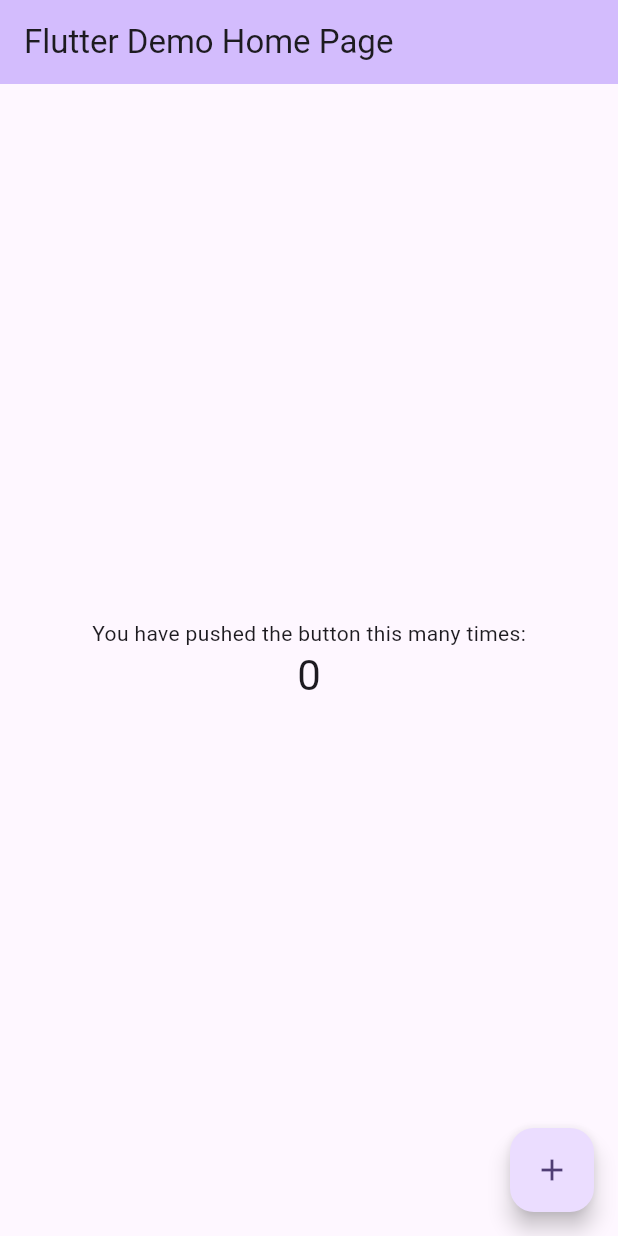
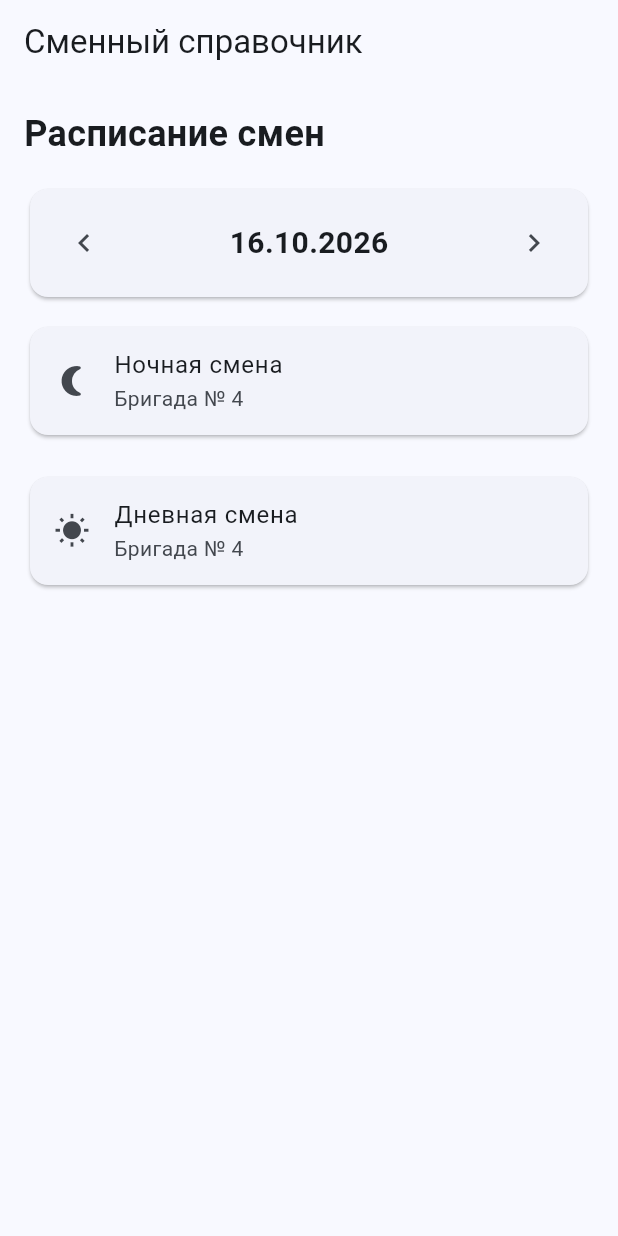
Before and after one commit to SergeiKirillov/srb, a Flutter app: the screen it shows after launch, on a phone screen of 412 x 824 dp. Run offline on Flutter 3.47's test engine with Material 3 defaults, Android fonts, the phone set to English and light mode, and no system bars.

Commit message:
16.10.2026 19:19

```diff
--- a/lib/main.dart
+++ b/lib/main.dart
@@ -1,122 +1,139 @@
 import 'package:flutter/material.dart';
 
 void main() {
-  runApp(const MyApp());
+  runApp(const SRBApp());
 }
 
-class MyApp extends StatelessWidget {
-  const MyApp({super.key});
+class SRBApp extends StatelessWidget {
+  const SRBApp({super.key});
 
-  // This widget is the root of your application.
   @override
   Widget build(BuildContext context) {
     return MaterialApp(
-      title: 'Flutter Demo',
+      title: 'Сменный справочник',
+      debugShowCheckedModeBanner: false,
       theme: ThemeData(
-        // This is the theme of your application.
-        //
-        // TRY THIS: Try running your application with "flutter run". You'll see
-        // the application has a purple toolbar. Then, without quitting the app,
-        // try changing the seedColor in the colorScheme below to Colors.green
-        // and then invoke "hot reload" (save your changes or press the "hot
-        // reload" button in a Flutter-supported IDE, or press "r" if you used
-        // the command line to start the app).
-        //
-        // Notice that the counter didn't reset back to zero; the application
-        // state is not lost during the reload. To reset the state, use hot
-        // restart instead.
-        //
-        // This works for code too, not just values: Most code changes can be
-        // tested with just a hot reload.
-        colorScheme: .fromSeed(seedColor: Colors.deepPurple),
+        colorScheme: .fromSeed(seedColor: Colors.blue),
+        useMaterial3: true,
       ),
-      home: const MyHomePage(title: 'Flutter Demo Home Page'),
+      home: const HomePage(),
     );
   }
 }
 
-class MyHomePage extends StatefulWidget {
-  const MyHomePage({super.key, required this.title});
-
-  // This widget is the home page of your application. It is stateful, meaning
-  // that it has a State object (defined below) that contains fields that affect
-  // how it looks.
-
-  // This class is the configuration for the state. It holds the values (in this
-  // case the title) provided by the parent (in this case the App widget) and
-  // used by the build method of the State. Fields in a Widget subclass are
-  // always marked "final".
-
-  final String title;
+class HomePage extends StatefulWidget {
+  const HomePage({super.key});
 
   @override
-  State<MyHomePage> createState() => _MyHomePageState();
+  State<HomePage> createState() => _HomePageState();
 }
 
-class _MyHomePageState extends State<MyHomePage> {
-  int _counter = 0;
+class _HomePageState extends State<HomePage>{
+  //DateTime selectDate = DateTime(2026,1,1);
+  DateTime selectDate = DateTime.now();
 
-  void _incrementCounter() {
+  int getNightBrigade(DateTime date){
+    final statDate = DateTime(2026,1,1);
+    final days = DateTime(
+      date.year,
+      date.month,
+      date.day,
+    ).difference(statDate).inDays;
+    const brigades = [2,1,4,3];
+
+    return brigades[days % 4];
+  }
+
+  int getDayBrigade(DateTime date){
+    final nightBrigade = getNightBrigade(date);
+    return switch(nightBrigade){
+      2=>4,
+      1=>3,
+      4=>2,
+      3=>1,
+      _=>0,
+    };
+
+  }
+
+  void previousDay(){
     setState(() {
-      // This call to setState tells the Flutter framework that something has
-      // changed in this State, which causes it to rerun the build method below
-      // so that the display can reflect the updated values. If we changed
-      // _counter without calling setState(), then the build method would not be
-      // called again, and so nothing would appear to happen.
-      _counter++;
+      selectDate = selectDate.subtract(
+        const Duration(days: 1),
+      );
+    });
+  }
+
+  void nextDay(){
+    setState(() {
+      selectDate = selectDate.add(
+        const Duration(days: 1),
+      );
     });
   }
 
   @override
-  Widget build(BuildContext context) {
-    // This method is rerun every time setState is called, for instance as done
-    // by the _incrementCounter method above.
-    //
-    // The Flutter framework has been optimized to make rerunning build methods
-    // fast, so that you can just rebuild anything that needs updating rather
-    // than having to individually change instances of widgets.
+  Widget build(BuildContext context){
+    final dateText =
+      '${selectDate.day.toString().padLeft(2,'0')}.'
+      '${selectDate.month.toString().padLeft(2,'0')}.'
+      '${selectDate.year}';
+
     return Scaffold(
       appBar: AppBar(
-        // TRY THIS: Try changing the color here to a specific color (to
-        // Colors.amber, perhaps?) and trigger a hot reload to see the AppBar
-        // change color while the other colors stay the same.
-        backgroundColor: Theme.of(context).colorScheme.inversePrimary,
-        // Here we take the value from the MyHomePage object that was created by
-        // the App.build method, and use it to set our appbar title.
-        title: Text(widget.title),
+        title: const Text('Сменный справочник'),
       ),
-      body: Center(
-        // Center is a layout widget. It takes a single child and positions it
-        // in the middle of the parent.
+      body: Padding(
+        padding: const EdgeInsets.all(16),
         child: Column(
-          // Column is also a layout widget. It takes a list of children and
-          // arranges them vertically. By default, it sizes itself to fit its
-          // children horizontally, and tries to be as tall as its parent.
-          //
-          // Column has various properties to control how it sizes itself and
-          // how it positions its children. Here we use mainAxisAlignment to
-          // center the children vertically; the main axis here is the vertical
-          // axis because Columns are vertical (the cross axis would be
-          // horizontal).
-          //
-          // TRY THIS: Invoke "debug painting" (choose the "Toggle Debug Paint"
-          // action in the IDE, or press "p" in the console), to see the
-          // wireframe for each widget.
-          mainAxisAlignment: .center,
+          crossAxisAlignment: CrossAxisAlignment.stretch,
           children: [
-            const Text('You have pushed the button this many times:'),
-            Text(
-              '$_counter',
-              style: Theme.of(context).textTheme.headlineMedium,
+            const Text('Расписание смен', style: TextStyle(fontSize: 24, fontWeight: FontWeight.bold),),
+            const SizedBox(height: 16,),
+            Card(
+              child: Padding(
+                padding: const EdgeInsets.all(12),
+                child: Row(
+                  mainAxisAlignment: MainAxisAlignment.spaceBetween,
+                  children: [
+                    IconButton(
+                      onPressed: previousDay,
+                      icon: const Icon(Icons.chevron_left),
+                    ),
+                    Text(
+                      dateText,
+                      style: const TextStyle(
+                        fontSize: 20,
+                        fontWeight: FontWeight.bold,
+                      ),
+                    ),
+                    IconButton(
+                      onPressed: nextDay,
+                      icon: const Icon(Icons.chevron_right),
+                    ),
+                  ],
+                ),
+              ),
+            ),
+            const SizedBox(height: 12,),
+            const Card(
+              child: ListTile(
+                title: Text('Ночная смена'),
+                subtitle: Text('Бригада № 4'),
+                leading: Icon(Icons.nightlight_round),
+              ),
+            ),
+            SizedBox(height: 20,),
+            Card(
+              child: ListTile(
+                title: Text('Дневная смена'),
+                subtitle: Text('Бригада № 4'),
+                leading: Icon(Icons.wb_sunny),
+              ),
             ),
           ],
         ),
       ),
-      floatingActionButton: FloatingActionButton(
-        onPressed: _incrementCounter,
-        tooltip: 'Increment',
-        child: const Icon(Icons.add),
-      ),
     );
   }
 }
```
